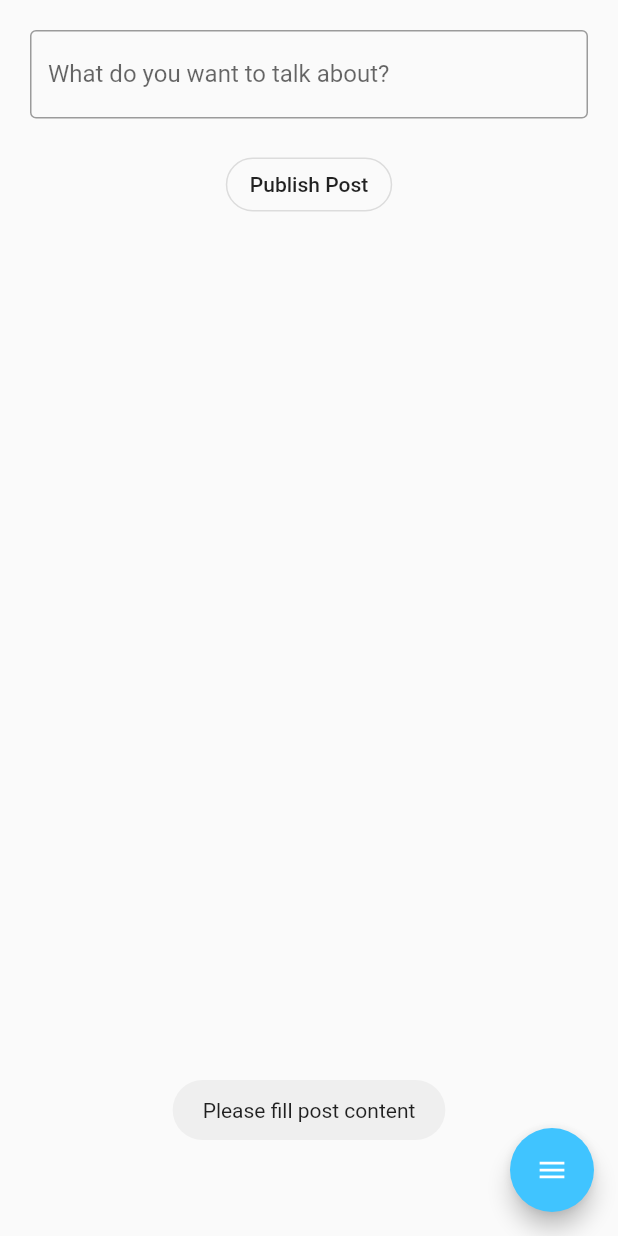
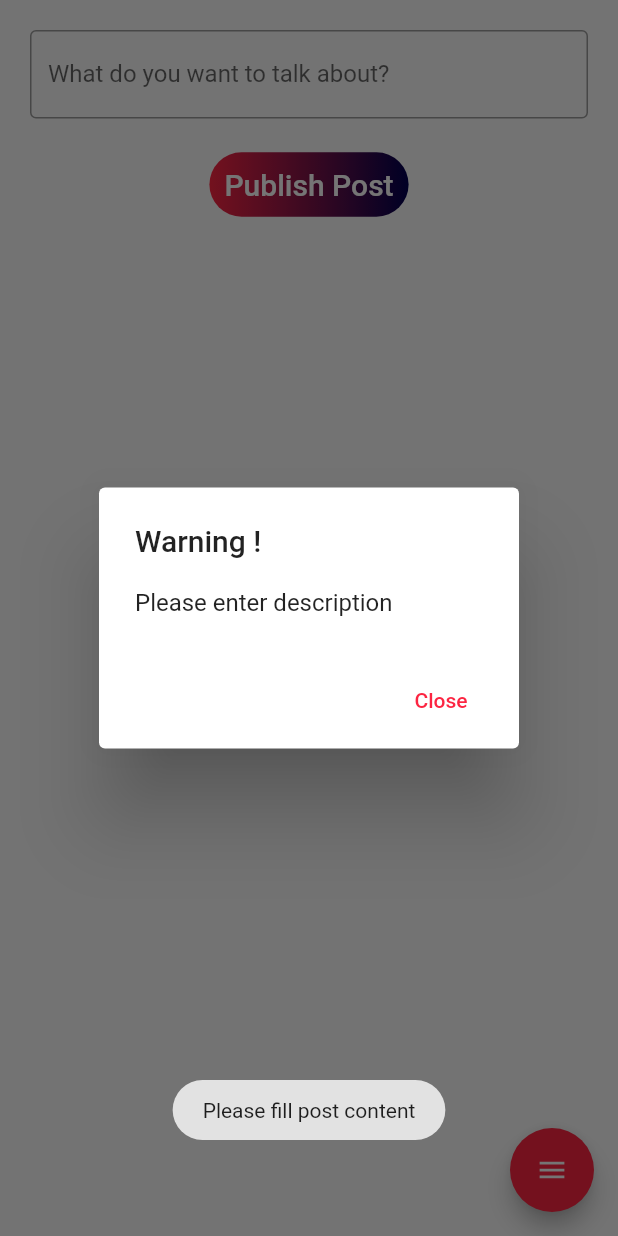
Before and after one commit to Srajan1122/VesTalk, a Flutter app: the CreatePost screen opened directly, after a tap on "Publish Post", on a phone screen of 412 x 824 dp. Run offline on Flutter 3.47's test engine with Material 2 defaults, Android fonts, the phone set to English and light mode, and no system bars; drawn by our look-alikes of flutter_speed_dial; our stand-ins replace chewie, cloud_firestore, curved_navigation_bar, firebase_auth, firebase_storage, fluttertoast and 5 more; missing offline and left inert: intro_views_flutter; accounts and stored records are empty.

Commit message:
Create post UI fix

```diff
--- a/lib/main.dart
+++ b/lib/main.dart
@@ -1,6 +1,6 @@
 import 'package:flutter/material.dart';
 import 'package:socail_network_flutter/views/SignIn/SignIn.dart';
-//import 'package:socail_network_flutter/views/ProfileCompletion/designation.dart';
+import 'package:socail_network_flutter/views/ProfileCompletion/designation.dart';
 
 
 void main() => runApp(MyApp());
--- a/lib/views/newPost/createPost.dart
+++ b/lib/views/newPost/createPost.dart
@@ -34,6 +34,7 @@ class _CreatePostState extends State<CreatePost> {
     await getUserId();
     if (description == null) {
       // TODO : Add alert
+      _showDialog();
       Fluttertoast.showToast(msg: "Please fill post content");
     } else {
       // TODO : UI Customise alert and change buttons if needed
@@ -46,6 +47,27 @@ class _CreatePostState extends State<CreatePost> {
       postController.clear();
       Fluttertoast.showToast(msg: "Post Published");
     }
+  }
+
+  void _showDialog() {
+    showDialog(
+      context: context,
+      builder: (BuildContext context) {
+        return AlertDialog(
+          title: new Text("Warning !"),
+          content: new Text("Please enter description"),
+          actions: <Widget>[
+            // usually buttons at the bottom of the dialog
+            new FlatButton(
+              child: new Text("Close", style: TextStyle(color: Color(0xFFFC2542)),),
+              onPressed: () {
+                Navigator.of(context).pop();
+              },
+            ),
+          ],
+        );
+      },
+    );
   }
 
   @override
@@ -74,30 +96,58 @@ class _CreatePostState extends State<CreatePost> {
                   children: [
                     Center(
                         child: Text('Choose from the following!',
-                            style: TextStyle(fontWeight: FontWeight.bold))),
+                            style: TextStyle(fontWeight: FontWeight.bold, fontSize: 20))),
                     SizedBox(
                       height: 10,
                     ),
                     Center(
                       // width: 320.0,
-                      child: RaisedButton(
+                      child: FlatButton(
                         onPressed: openCamera,
-                        child: Text(
-                          "Open Camera",
-                          style: TextStyle(color: Colors.white),
+                        textColor: Colors.white,
+                        color: Colors.transparent,
+                        padding: const EdgeInsets.all(0.0),
+                        child: Container(
+                          decoration: BoxDecoration(
+                            shape: BoxShape.rectangle,
+                            color: Colors.white,
+                            gradient: LinearGradient(
+                              colors: <Color>[
+                                Color(0xFFFC2542),
+                                Color(0xFF000050),
+                              ],
+                            ),
+                            borderRadius: BorderRadius.circular(30),
+                          ),
+                          padding: const EdgeInsets.all(10.0),
+                          child:
+                          const Text('Open Camera', style: TextStyle(fontSize: 15)),
                         ),
-                        color: const Color(0xFF1BC0C5),
                       ),
                     ),
                     Center(
                       // width: 320.0,
-                      child: RaisedButton(
+                      child: FlatButton(
                         onPressed: openGallery,
-                        child: Text(
-                          "Open Gallery",
-                          style: TextStyle(color: Colors.white),
+                        textColor: Colors.white,
+                        color: Colors.transparent,
+                        padding: const EdgeInsets.all(0.0),
+                        child: Container(
+                          decoration: BoxDecoration(
+                            shape: BoxShape.rectangle,
+                            color: Colors.white,
+                            gradient: LinearGradient(
+                              colors: <Color>[
+                                Color(0xFFFC2542),
+                                Color(0xFF000050),
+                              ],
+                            ),
+                            borderRadius: BorderRadius.circular(30),
+                          ),
+                          padding: const EdgeInsets.all(10.0),
+                          child:
+                          const Text('Open Gallery', style: TextStyle(fontSize: 15)),
                         ),
-                        color: const Color(0xFF1BC0C5),
                       ),
                     )
                   ],
@@ -252,36 +302,57 @@ class _CreatePostState extends State<CreatePost> {
                           ],
                         )
                       : Container())),
-              OutlineButton(
+              FlatButton(
                   onPressed: handlePress,
-                  child: Text('Publish Post'),
-                  shape: RoundedRectangleBorder(
-                      borderRadius: BorderRadius.circular(30)))
+                  textColor: Colors.white,
+                  color: Colors.transparent,
+                  padding: const EdgeInsets.all(0.0),
+                  child: Container(
+                    decoration: BoxDecoration(
+                      shape: BoxShape.rectangle,
+                      color: Colors.white,
+                      gradient: LinearGradient(
+                        colors: <Color>[
+                          Color(0xFFFC2542),
+                          Color(0xFF000050),
+                        ],
+                      ),
+                      borderRadius: BorderRadius.circular(30),
+                    ),
+                    padding: const EdgeInsets.all(10.0),
+                    child:
+                    const Text('Publish Post', style: TextStyle(fontSize: 20)),
+                  ),
+//                  color: Color(0xFF000050),
+//                  child: Text('Publish Post', style: TextStyle(color: Color(0xFFFC2542)),),
+//                  shape: RoundedRectangleBorder(
+//                      borderRadius: BorderRadius.circular(30)))
+              ),
             ],
           ),
         ]),
         floatingActionButton: SpeedDial(
           animatedIcon: AnimatedIcons.menu_close,
           animatedIconTheme: IconThemeData(size: 22),
-          backgroundColor: Colors.lightBlueAccent,
+          backgroundColor: Color(0xFFFC2542),
           visible: true,
           curve: Curves.bounceIn,
           children: [
             // FAB 1
             SpeedDialChild(
                 child: Icon(Icons.image),
-                backgroundColor: Colors.lightBlueAccent,
+                backgroundColor: Color(0xFF000050),
                 onTap: _displayOptionsDialog,
                 label: 'Add Image',
                 labelStyle: TextStyle(
                     fontWeight: FontWeight.w500,
                     color: Colors.white,
                     fontSize: 16.0),
-                labelBackgroundColor: Colors.lightBlueAccent),
+                labelBackgroundColor: Color(0xFFFC2542)),
             // FAB 2
             SpeedDialChild(
                 child: Icon(Icons.video_call),
-                backgroundColor: Colors.lightBlueAccent,
+                backgroundColor: Color(0xFF000050),
                 onTap: () => {
                       setState(() {
                         isVideo = true;
@@ -293,7 +364,7 @@ class _CreatePostState extends State<CreatePost> {
                     fontWeight: FontWeight.w500,
                     color: Colors.white,
                     fontSize: 16.0),
-                labelBackgroundColor: Colors.lightBlueAccent)
+                labelBackgroundColor: Color(0xFFFC2542))
           ],
         ));
   }
```
